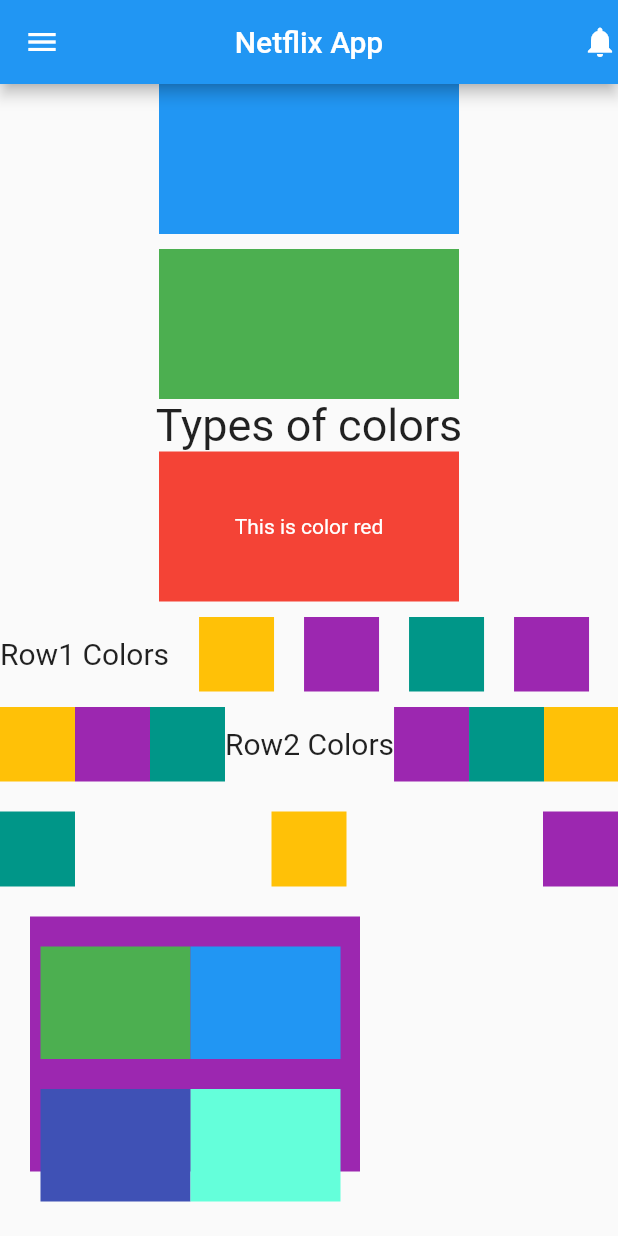
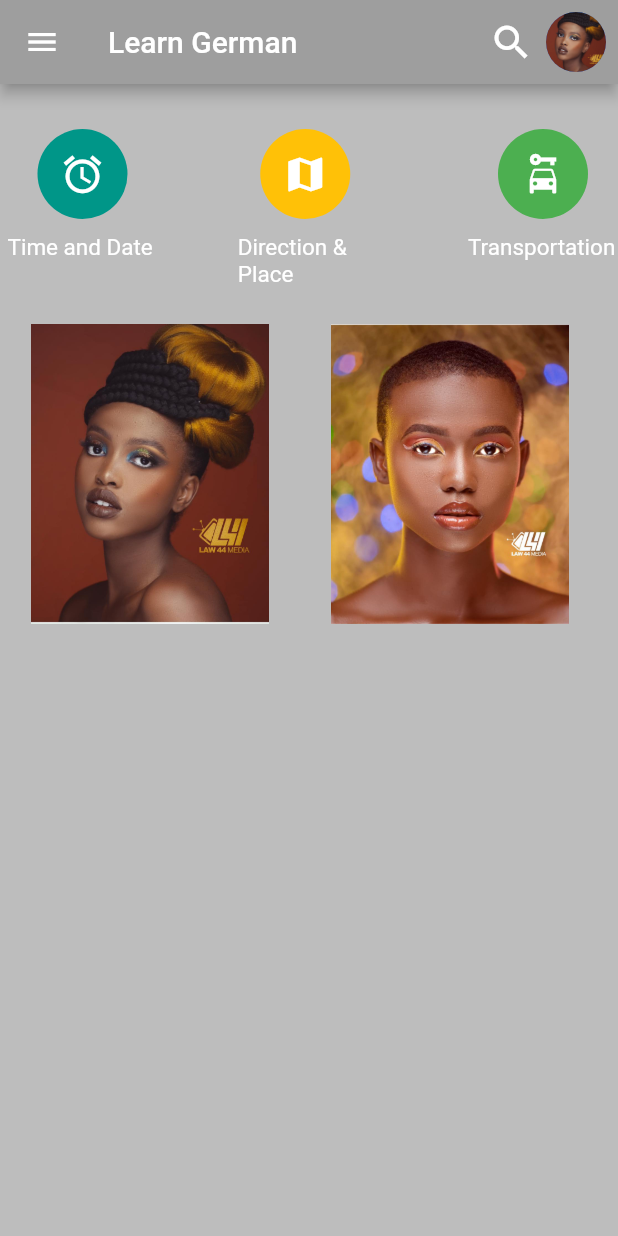
Before and after one commit to adebemaro/flutter-movie-project, a Flutter app: the screen it shows after launch, on a phone screen of 412 x 824 dp. Run offline on Flutter 3.47's test engine with Material 2 defaults, Android fonts, the phone set to English and light mode, and no system bars.

Commit message:
image lessons

```diff
--- a/lib/main.dart
+++ b/lib/main.dart
@@ -10,215 +10,161 @@ class MovieApp extends StatelessWidget {
   @override
   Widget build(BuildContext context) {
     return MaterialApp(
+      debugShowCheckedModeBanner: false,
       home: SafeArea(
           child: Scaffold(
+        backgroundColor: Colors.black26,
         appBar: AppBar(
-          title: const Text("Netflix App"),
-          centerTitle: true,
-          actions: const [Icon(Icons.notifications)],
+          title: const Text("Learn German"),
+          actions: const [
+            Padding(
+              padding: EdgeInsets.only(right: 8.0),
+              child: Icon(
+                Icons.search,
+                size: 30,
+              ),
+            ),
+            Padding(
+              padding: EdgeInsets.only(right: 8.0),
+              child: CircleAvatar(
+                backgroundColor: Colors.blueAccent,
+                backgroundImage: AssetImage('assets/images/profile.jpeg'),
+              ),
+            )
+          ],
+          backgroundColor: Colors.grey,
         ),
         drawer: const Drawer(),
-        body: SingleChildScrollView(
-          child: Column(
+        body: Column(
+          children: [
+            const SizedBox(height: 30),
+            Row(
+              children: [
+                Column(
                   children: [
                     Container(
-                height: 100,
-                width: 200,
-                color: Colors.blue,
+                      margin: const EdgeInsets.only(left: 5),
+                      height: 60,
+                      width: 60,
+                      decoration: BoxDecoration(
+                        color: Colors.teal,
+                        borderRadius: BorderRadius.circular(50),
                       ),
-              const SizedBox(
-                height: 10,
+                      child: const Icon(
+                        Icons.alarm,
+                        size: 30,
+                        color: Colors.white,
                       ),
+                    ),
+                    const SizedBox(height: 10),
                     Container(
-                height: 100,
-                width: 200,
-                color: Colors.green,
+                      margin: const EdgeInsets.only(left: 5),
+                      width: 100,
+                      height: 40,
+                      child: const Text(
+                        "Time and Date",
+                        style: TextStyle(
+                          color: Colors.white,
+                          fontSize: 15,
                         ),
-              const Text(
-                "Types of colors",
-                style: TextStyle(fontSize: 30),
                       ),
-              Container(
-                  height: 100,
-                  width: 200,
-                  color: Colors.red,
-                  child: const Center(
-                    child: Text(
-                      "This is color red",
-                      style: TextStyle(color: Colors.white),
-                    ),
-                  )),
-              const SizedBox(
-                height: 10,
-              ),
-              SingleChildScrollView(
-                scrollDirection: Axis.horizontal,
-                child: Row(
-                  children: [
-                    const Text(
-                      "Row1 Colors",
-                      style: TextStyle(fontSize: 20),
-                    ),
-                    Container(
-                      height: 50,
-                      width: 50,
-                      color: Colors.amber,
-                      margin: const EdgeInsets.only(left: 20, right: 20),
-                    ),
-                    Container(
-                      height: 50,
-                      width: 50,
-                      color: Colors.purple,
-                      margin: const EdgeInsets.only(right: 20),
-                    ),
-                    Container(
-                      height: 50,
-                      width: 50,
-                      color: Colors.teal,
-                      margin: const EdgeInsets.only(right: 20),
-                    ),
-                    Container(
-                      height: 50,
-                      width: 50,
-                      color: Colors.purple,
-                      margin: const EdgeInsets.only(right: 20),
-                    ),
-                    Container(
-                      height: 50,
-                      width: 50,
-                      color: Colors.teal,
-                      margin: const EdgeInsets.only(right: 20),
-                    ),
-                    Container(
-                      height: 50,
-                      width: 50,
-                      color: Colors.amber,
-                      margin: const EdgeInsets.only(right: 20),
                     ),
                   ],
                 ),
-              ),
-              const SizedBox(
-                height: 10,
-              ),
-              SingleChildScrollView(
-                scrollDirection: Axis.horizontal,
-                child: Row(
+                const Spacer(),
+                Column(
                   children: [
                     Container(
-                      height: 50,
-                      width: 50,
+                      margin: const EdgeInsets.only(left: 5),
+                      height: 60,
+                      width: 60,
+                      decoration: BoxDecoration(
                         color: Colors.amber,
+                        borderRadius: BorderRadius.circular(50),
                       ),
+                      child: const Icon(
+                        Icons.map,
+                        size: 30,
+                        color: Colors.white,
+                      ),
+                    ),
+                    const SizedBox(height: 10),
                     Container(
-                      height: 50,
-                      width: 50,
-                      color: Colors.purple,
+                      margin: const EdgeInsets.only(left: 15),
+                      width: 100,
+                      height: 40,
+                      child: const Text(
+                        "Direction & Place",
+                        style: TextStyle(
+                          color: Colors.white,
+                          fontSize: 15,
                         ),
-                    Container(
-                      height: 50,
-                      width: 50,
-                      color: Colors.teal,
                       ),
-                    const Text(
-                      "Row2 Colors",
-                      style: TextStyle(fontSize: 20),
-                    ),
-                    Container(
-                      height: 50,
-                      width: 50,
-                      color: Colors.purple,
-                    ),
-                    Container(
-                      height: 50,
-                      width: 50,
-                      color: Colors.teal,
-                    ),
-                    Container(
-                      height: 50,
-                      width: 50,
-                      color: Colors.amber,
                     ),
                   ],
                 ),
-              ),
-              const SizedBox(
-                height: 20,
-              ),
-              Row(
+                const Spacer(),
+                Column(
                   children: [
                     Container(
-                    height: 50,
-                    width: 50,
-                    color: Colors.teal,
+                      margin: const EdgeInsets.only(left: 15),
+                      height: 60,
+                      width: 60,
+                      decoration: BoxDecoration(
+                        color: Colors.green,
+                        borderRadius: BorderRadius.circular(50),
                       ),
-                  Spacer(),
+                      child: const Icon(
+                        Icons.car_rental,
+                        size: 30,
+                        color: Colors.white,
+                      ),
+                    ),
+                    const SizedBox(height: 10),
                     Container(
-                    height: 50,
-                    width: 50,
-                    color: Colors.amber,
+                      margin: const EdgeInsets.only(left: 15),
+                      width: 100,
+                      height: 40,
+                      child: const Text(
+                        "Transportation",
+                        style: TextStyle(
+                          color: Colors.white,
+                          fontSize: 15,
                         ),
-                  Spacer(),
-                  Container(
-                    height: 50,
-                    width: 50,
-                    color: Colors.purple,
+                      ),
                     ),
                   ],
-              ),
-              const SizedBox(height: 20),
-              Row(
-                children: [
-                  Container(
-                    height: 170,
-                    width: 220,
-                    color: Colors.purple,
-                    margin: EdgeInsets.only(left: 20),
-                    child: Column(
-                      children: [
-                        const SizedBox(
-                          height: 20,
-                        ),
-                        Row(
-                          children: [
-                            Container(
-                              height: 75,
-                              width: 100,
-                              color: Colors.green,
-                              margin: EdgeInsets.only(left: 7),
-                            ),
-                            Container(
-                              height: 75,
-                              width: 100,
-                              color: Colors.blue,
                 )
               ],
             ),
             const SizedBox(
               height: 20,
             ),
-                        Row(
+            SingleChildScrollView(
+              scrollDirection: Axis.horizontal,
+              child: Row(
                 children: [
-                            Container(
-                              height: 75,
-                              width: 100,
-                              color: Colors.indigo,
-                              margin: EdgeInsets.only(left: 7),
+                  Image.asset(
+                    "assets/images/profile.jpeg",
+                    height: 200,
+                    width: 200,
                   ),
-                            Container(
-                              height: 75,
-                              width: 100,
-                              color: Colors.tealAccent,
+                  Spacer(),
+                  Image.asset(
+                    "assets/images/person1.jpeg",
+                    height: 200,
+                    width: 200,
+                  ),
+                  Spacer(),
+                  Image.asset(
+                    "assets/images/person2.jpeg",
+                    height: 200,
+                    width: 200,
+                  ),
+                ],
+              ),
             )
           ],
-                        )
-                      ],
-                    ),
-                  ),
-                ],
-              )
-            ],
-          ),
         ),
       )),
     );
--- a/pubspec.yaml
+++ b/pubspec.yaml
@@ -58,8 +58,8 @@ flutter:
   uses-material-design: true
 
   # To add assets to your application, add an assets section, like this:
-  # assets:
-  #   - images/a_dot_burr.jpeg
+  assets:
+    - assets/images/
   #   - images/a_dot_ham.jpeg
 
   # An image asset can refer to one or more resolution-specific "variants", see
```
Also changed, not shown: assets/images/person1.jpeg (added), assets/images/person2.jpeg (added), assets/images/profile.jpeg (added). Lines whose indentation alone changed are shown as unchanged.
